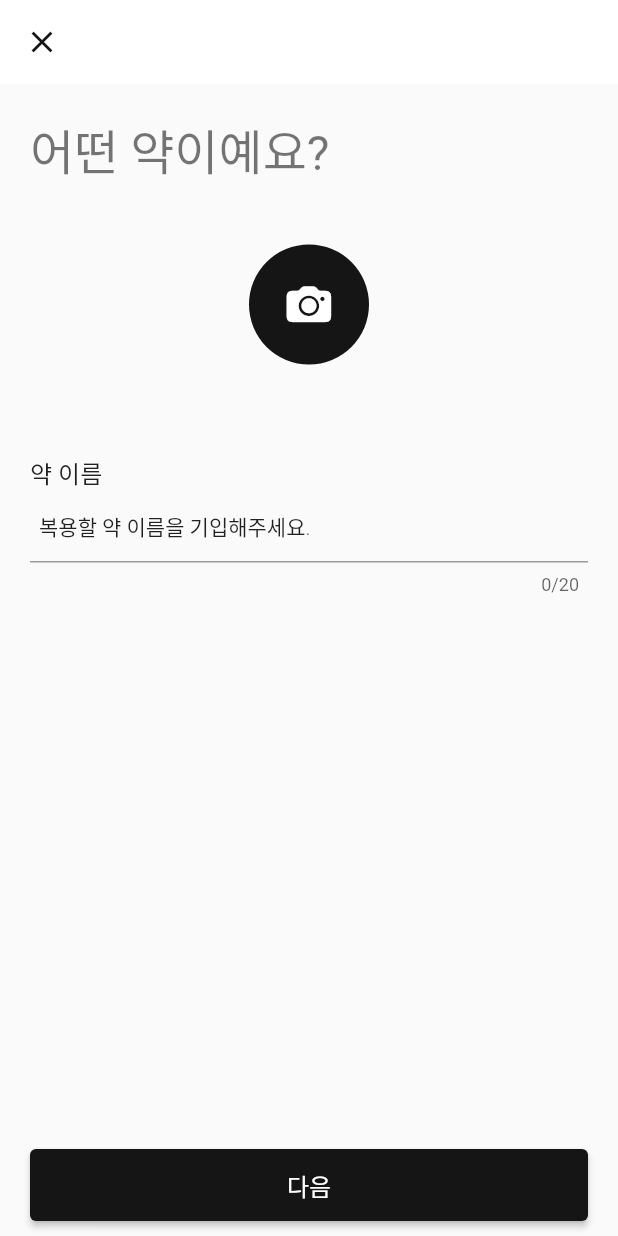
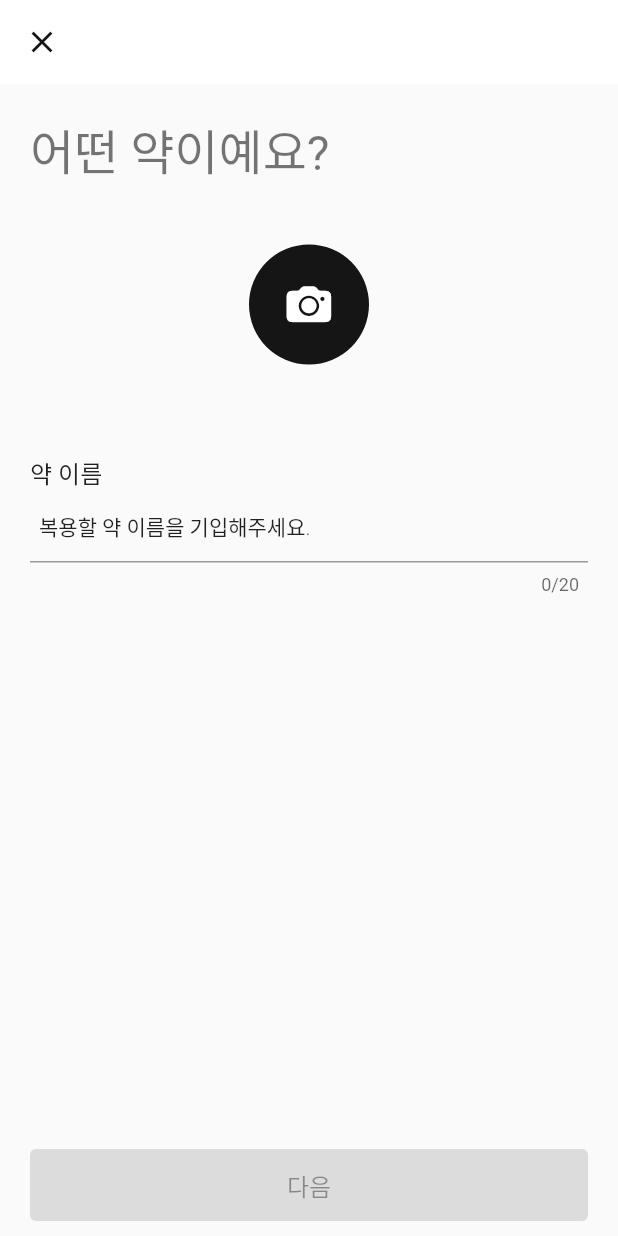
Before and after one commit to pumpkinsoft88/flutter_jun, a Flutter app: the AddMedicinePage screen opened directly, on a phone screen of 412 x 824 dp. Run offline on Flutter 3.47's test engine with Material 2 defaults, Android fonts, the light colour scheme and no system bars; our stand-ins replace image_picker; Roboto replaces fonts that are missing (GmarketSansTTF).

Commit message:
3rd commit

```diff
--- /dev/null
+++ b/lib/components/jun_page_route.dart
@@ -0,0 +1,25 @@
+import 'package:flutter/material.dart';
+
+class FadePageRoute extends PageRouteBuilder {
+  final Widget page;
+
+  FadePageRoute({required this.page})
+      : super(
+          pageBuilder: (
+            context,
+            animation,
+            secondaryAnimation,
+          ) =>
+              page,
+          transitionsBuilder: (
+            context,
+            animation,
+            secondaryAnimation,
+            child,
+          ) =>
+              FadeTransition(
+            opacity: animation,
+            child: child,
+          ),
+        );
+}
--- a/lib/pages/add_medicine/add_medicine_page.dart
+++ b/lib/pages/add_medicine/add_medicine_page.dart
@@ -4,6 +4,11 @@ import 'package:flutter/cupertino.dart';
 import 'package:flutter/material.dart';
 import 'package:image_picker/image_picker.dart';
 import 'package:jun/components/jun_constants.dart';
+import 'package:jun/components/jun_page_route.dart';
+import 'package:jun/components/jun_widgets.dart';
+import 'package:jun/pages/add_alarm_page.dart';
+
+import 'components/add_page_widget.dart';
 
 class AddMedicinePage extends StatefulWidget {
   const AddMedicinePage({super.key});
@@ -14,6 +19,7 @@ class AddMedicinePage extends StatefulWidget {
 
 class _AddMedicinePageState extends State<AddMedicinePage> {
   final _nameController = TextEditingController();
+  File? _medicineImage;
 
   @override
   void dispose() {
@@ -27,22 +33,19 @@ class _AddMedicinePageState extends State<AddMedicinePage> {
       appBar: AppBar(
         leading: const CloseButton(),
       ),
-      body: GestureDetector(
-        onTap: () {
-          FocusScope.of(context).unfocus();
-        },
-        child: SingleChildScrollView(
-          child: Padding(
-            padding: pagePadding,
-            child: Column(
-              crossAxisAlignment: CrossAxisAlignment.start,
+      body: SingleChildScrollView(
+        child: AddPageBody(
           children: [
             Text(
               "어떤 약이예요?",
               style: Theme.of(context).textTheme.headline4,
             ),
             const SizedBox(height: largeSpace),
-                const Center(child: MedicineImageButton()),
+            Center(child: MedicineImageButton(
+              changeImageFile: (File? value) {
+                _medicineImage = value;
+              },
+            )),
             const SizedBox(height: largeSpace + reqularSpace),
             Text(
               "약 이름",
@@ -59,25 +62,27 @@ class _AddMedicinePageState extends State<AddMedicinePage> {
                 hintStyle: Theme.of(context).textTheme.bodyText2,
                 contentPadding: textFieldContentPadding,
               ),
+              onChanged: (_) {
+                setState(() {});
+              },
             ),
           ],
         ),
       ),
+      bottomNavigationBar: BottomSubmitButton(
+        onPressed: _nameController.text.isEmpty ? null : _onAddAlarmPage,
+        text: '다음',
       ),
-      ),
-      bottomNavigationBar: SafeArea(
-        child: Padding(
-          padding: submitButtonBoxPadding,
-          child: SizedBox(
-            height: submitButtonHeight,
-            child: ElevatedButton(
-              onPressed: () {},
-              style: ElevatedButton.styleFrom(
-                textStyle: Theme.of(context).textTheme.subtitle1,
-              ),
-              child: const Text("다음"),
-            ),
-          ),
+    );
+  }
+
+  void _onAddAlarmPage() {
+    Navigator.push(
+      context,
+      FadePageRoute(
+        page: AddAlarmPage(
+          medicineImage: _medicineImage,
+          medicineName: _nameController.text,
         ),
       ),
     );
@@ -85,7 +90,9 @@ class _AddMedicinePageState extends State<AddMedicinePage> {
 }
 
 class MedicineImageButton extends StatefulWidget {
-  const MedicineImageButton({super.key});
+  const MedicineImageButton({super.key, required this.changeImageFile});
+
+  final ValueChanged<File?> changeImageFile;
 
   @override
   State<MedicineImageButton> createState() => _MedicineImageButtonState();
@@ -131,6 +138,7 @@ class _MedicineImageButtonState extends State<MedicineImageButton> {
       if (xfile != null) {
         setState(() {
           _pickedImage = File(xfile.path);
+          widget.changeImageFile(_pickedImage);
         });
       }
       Navigator.maybePop(context);
@@ -149,10 +157,8 @@ class PickImageBottomSheet extends StatelessWidget {
 
   @override
   Widget build(BuildContext context) {
-    return SafeArea(
-      child: Padding(
-        padding: pagePadding,
-        child: Column(mainAxisSize: MainAxisSize.min, children: [
+    return BottomoSheetBody(
+      children: [
         TextButton(
           onPressed: onPressedCamera,
           child: const Text("카메라 촬영"),
@@ -161,8 +167,7 @@ class PickImageBottomSheet extends StatelessWidget {
           onPressed: onPressedGallery,
           child: const Text("앨범에서 가져오기"),
         ),
-        ]),
-      ),
+      ],
     );
   }
 }
--- /dev/null
+++ b/lib/pages/add_medicine/components/add_page_widget.dart
@@ -0,0 +1,51 @@
+import 'package:flutter/material.dart';
+
+import '../../../components/jun_constants.dart';
+
+class AddPageBody extends StatelessWidget {
+  const AddPageBody({super.key, required this.children});
+  final List<Widget> children;
+  @override
+  Widget build(BuildContext context) {
+    return GestureDetector(
+      onTap: () {
+        FocusScope.of(context).unfocus();
+      },
+      child: Padding(
+        padding: pagePadding,
+        child: Column(
+          crossAxisAlignment: CrossAxisAlignment.start,
+          children: children,
+        ),
+      ),
+    );
+  }
+}
+
+class BottomSubmitButton extends StatelessWidget {
+  const BottomSubmitButton(
+      {super.key, required this.onPressed, required this.text});
+
+  final VoidCallback? onPressed;
+  final String text;
+
+  @override
+  Widget build(BuildContext context) {
+    return SafeArea(
+      child: Padding(
+        padding: submitButtonBoxPadding,
+        child: SizedBox(
+          height: submitButtonHeight,
+          child: ElevatedButton(
+            onPressed: onPressed,
+            // onPressed: () {},
+            style: ElevatedButton.styleFrom(
+              textStyle: Theme.of(context).textTheme.subtitle1,
+            ),
+            child: Text(text),
+          ),
+        ),
+      ),
+    );
+  }
+}
```
Also changed, not shown: lib/components/jun_widgets.dart (added, +22 -0 lines), lib/pages/add_alarm_page.dart (added, +157 -0 lines). Lines whose indentation alone changed are shown as unchanged.
